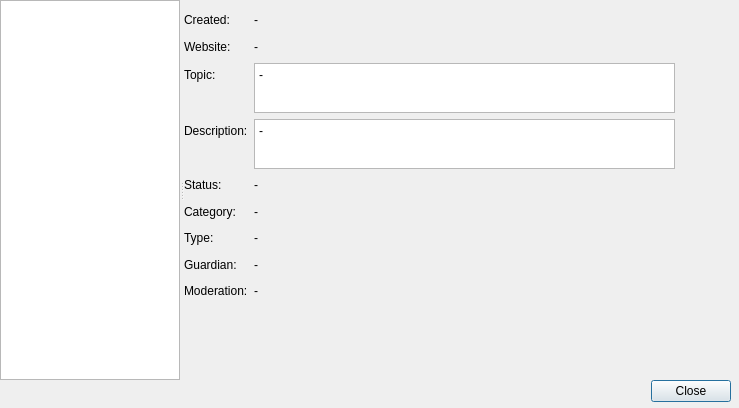
The window that ui/channel_settings.ui (gitter-badger/simplechatclient) describes before a commit, drawn with Qt 5.
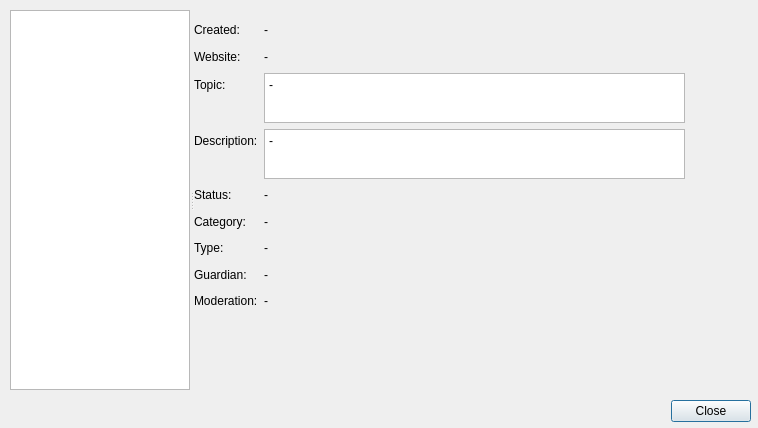
The same window after the commit. Icons and pictures are not drawn. Custom widgets are drawn as their Qt base class.

```diff
--- a/ui/channel_settings.ui
+++ b/ui/channel_settings.ui
@@ -6,20 +6,20 @@
    <rect>
     <x>0</x>
     <y>0</y>
-    <width>739</width>
-    <height>408</height>
+    <width>758</width>
+    <height>428</height>
    </rect>
   </property>
   <property name="minimumSize">
    <size>
-    <width>562</width>
-    <height>408</height>
+    <width>758</width>
+    <height>428</height>
    </size>
   </property>
   <property name="maximumSize">
    <size>
-    <width>739</width>
-    <height>408</height>
+    <width>758</width>
+    <height>428</height>
    </size>
   </property>
   <property name="windowTitle">
@@ -32,9 +32,9 @@
   <widget class="QDialogButtonBox" name="buttonBox">
    <property name="geometry">
     <rect>
-     <x>0</x>
-     <y>380</y>
-     <width>731</width>
+     <x>10</x>
+     <y>400</y>
+     <width>741</width>
      <height>23</height>
     </rect>
    </property>
@@ -45,8 +45,8 @@
   <widget class="QSplitter" name="splitter">
    <property name="geometry">
     <rect>
-     <x>0</x>
-     <y>0</y>
+     <x>10</x>
+     <y>10</y>
      <width>741</width>
      <height>380</height>
     </rect>
```
